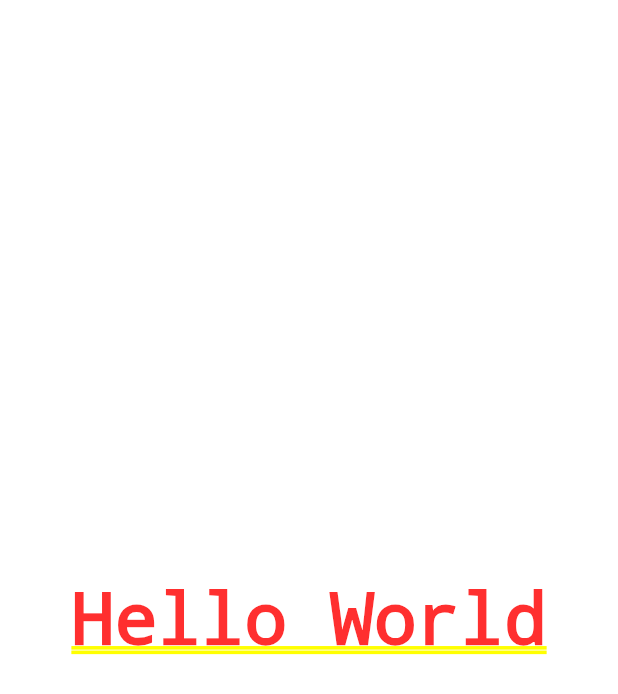
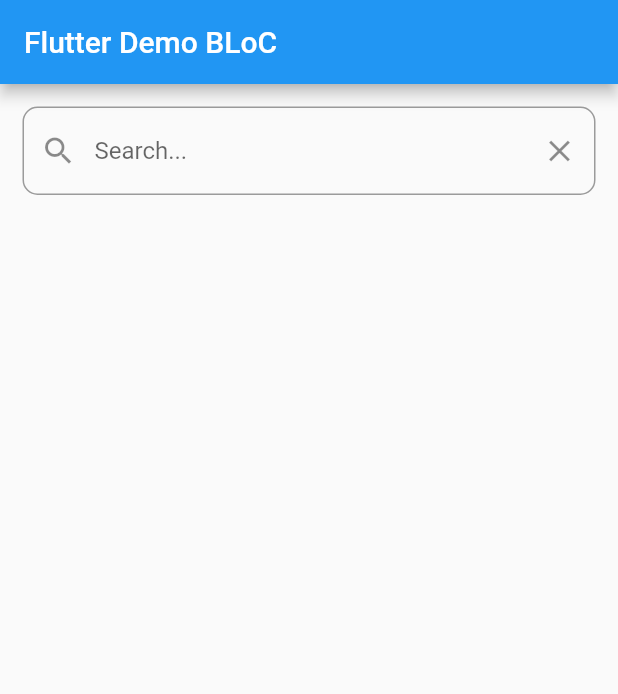
Before and after one commit to wtrungvu/Flutter_Demo_BLoC, a Flutter app: the screen it shows after launch, on a phone screen of 412 x 824 dp. Shown: the top 694 px of the screen. Run offline on Flutter 3.47's test engine with Material 2 defaults, Android fonts, the phone set to English and light mode, and no system bars.

Commit message:
Add Demo BLoC

```diff
--- /dev/null
+++ b/flutter_demo_bloc/lib/blocs/search_bloc.dart
@@ -0,0 +1,61 @@
+import 'dart:async';
+import 'dart:core';
+
+class SearchBloc {
+  var data = [
+    "HTML",
+    "CSS",
+    "JavaScript",
+    "JQuery",
+    "Angular",
+    "Java",
+    "C#",
+    "ASP.NET",
+    "Android",
+    "Objective C",
+    "C",
+    "C++",
+    "Swift",
+    "Dart",
+    "Golang",
+    "Python",
+    "Assembly",
+    "Flutter",
+    "React Natve",
+    "Angular",
+    "Xamarin",
+  ];
+
+  StreamController<List<String>> searchController =
+      StreamController<List<String>>();
+
+  search(String query) {
+    print(query);
+    if (query.isEmpty) {
+      searchController.sink.add(data);
+      return;
+    }
+
+    _filter(query).then((result) {
+      searchController.sink.add(result);
+    });
+  }
+
+  Future<List<String>> _filter(query) {
+    var completer = Completer<List<String>>();
+    List<String> result = [];
+
+    data.forEach((value) {
+      if (value.contains(query)) {
+        result.add(value);
+      }
+    });
+
+    completer.complete(result);
+    return completer.future;
+  }
+
+  dispose() {
+    searchController.close();
+  }
+}
--- a/flutter_demo_bloc/lib/main.dart
+++ b/flutter_demo_bloc/lib/main.dart
@@ -1,4 +1,6 @@
 import 'package:flutter/material.dart';
+
+import 'views/search_view.dart';
 
 void main() => runApp(MyApp());
 
@@ -7,13 +9,15 @@ class MyApp extends StatelessWidget {
   @override
   Widget build(BuildContext context) {
     return MaterialApp(
-      title: 'Flutter Demo',
-      theme: ThemeData(
-        primarySwatch: Colors.blue,
-      ),
-      home: Center(
-        child: Text("Hello World"),
-      ),
-    );
+        title: 'Flutter Demo',
+        theme: ThemeData(
+          primarySwatch: Colors.blue,
+        ),
+        home: Scaffold(
+          appBar: AppBar(
+            title: Text("Flutter Demo BLoC"),
+          ),
+          body: SearchView(),
+        ));
   }
 }
--- /dev/null
+++ b/flutter_demo_bloc/lib/views/search_view.dart
@@ -0,0 +1,105 @@
+import 'package:flutter/material.dart';
+import 'package:flutter_demo_bloc/blocs/search_bloc.dart';
+
+class SearchView extends StatelessWidget {
+  final SearchBloc searchBloc = SearchBloc();
+
+  @override
+  Widget build(BuildContext context) {
+    return Scaffold(
+      body: Container(
+          margin: const EdgeInsets.all(15.0),
+          child: Column(
+            children: <Widget>[
+              SearchBox(
+                bloc: searchBloc,
+              ),
+              Expanded(
+                child: Result(
+                  bloc: searchBloc,
+                ),
+              ),
+            ],
+          )),
+    );
+  }
+}
+
+class SearchBox extends StatefulWidget {
+  final SearchBloc bloc;
+  SearchBox({SearchBloc bloc}) : this.bloc = bloc;
+
+  @override
+  _SearchBoxState createState() => _SearchBoxState();
+}
+
+class _SearchBoxState extends State<SearchBox> {
+  final searchController = TextEditingController();
+
+  @override
+  void initState() {
+    super.initState();
+
+    searchController.addListener(() {
+      widget.bloc.search(searchController.text);
+    });
+  }
+
+  @override
+  Widget build(BuildContext context) {
+    return Container(
+      child: TextFormField(
+        controller: searchController,
+        decoration: InputDecoration(
+            hintText: "Search...",
+            prefixIcon: Icon(Icons.search),
+            suffixIcon: IconButton(
+              icon: Icon(Icons.clear),
+              onPressed: () => searchController.clear(),
+            ),
+            border: OutlineInputBorder(
+              borderRadius: BorderRadius.circular(10.0),
+            )),
+      ),
+    );
+  }
+}
+
+class Result extends StatefulWidget {
+  final SearchBloc bloc;
+  Result({SearchBloc bloc}) : this.bloc = bloc;
+
+  @override
+  _ResultState createState() => _ResultState();
+}
+
+class _ResultState extends State<Result> {
+  @override
+  Widget build(BuildContext context) {
+    return Container(
+      margin: const EdgeInsets.only(top: 20.0),
+      child: StreamBuilder<List<String>>(
+        initialData: [],
+        stream: widget.bloc.searchController.stream,
+        builder: (context, snapshot) {
+          return ListView.builder(
+            itemCount: snapshot.data.length,
+            itemBuilder: (context, index) {
+              return _buildItemRow(snapshot.data[index]);
+            },
+          );
+        },
+      ),
+    );
+  }
+
+  Widget _buildItemRow(String data) {
+    return Container(
+      margin: const EdgeInsets.only(bottom: 10.0),
+      child: Text(
+        data,
+        style: TextStyle(fontSize: 25.0),
+      ),
+    );
+  }
+}
```
